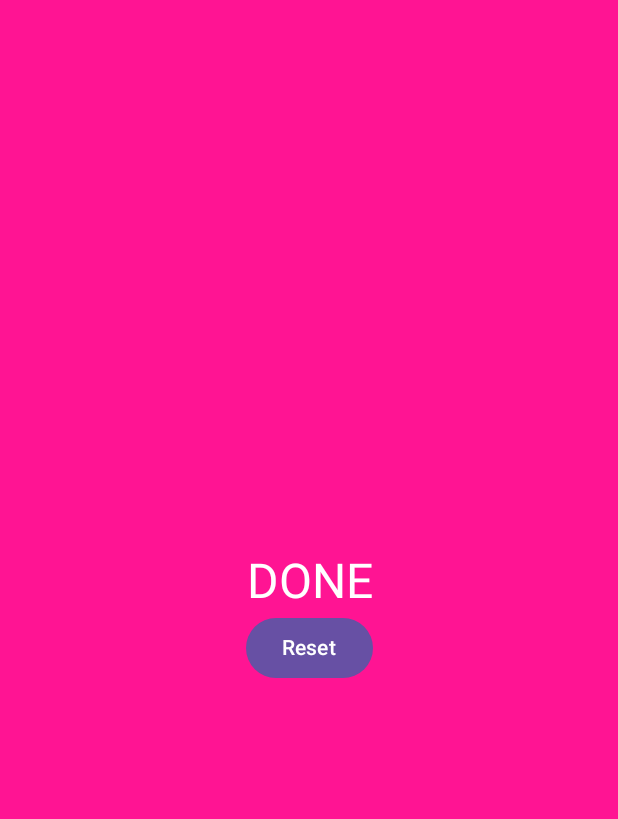
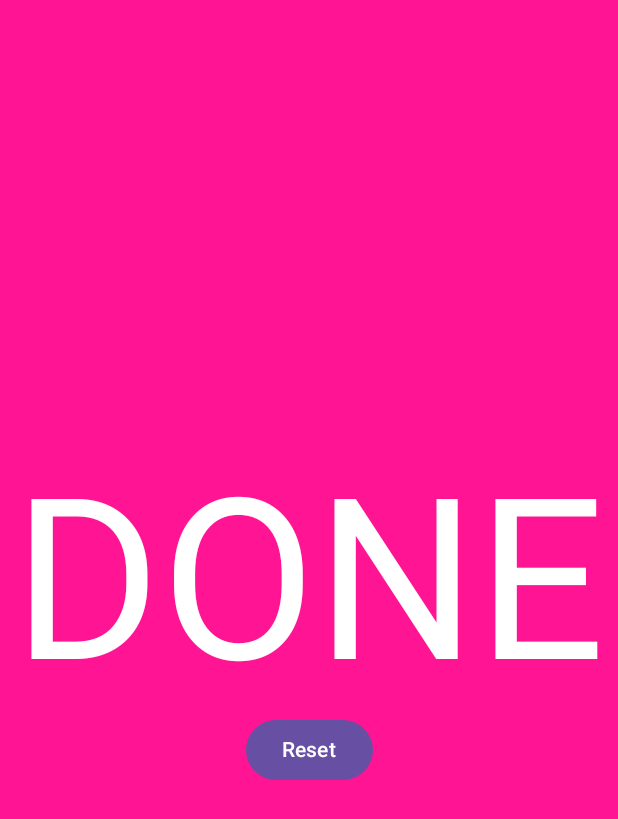
Before and after one commit to 1aksn/DJTimer, an Android app built with Jetpack Compose: the DoneScreen screen opened through its navigation route, on a phone screen of 412 x 824 dp. Shown: the top 819 px of the screen. Run offline under Robolectric (Android 15) with nearby library versions, the phone set to English and light mode, and no system bars; our stand-ins replace Dagger/Hilt's generated code.

Commit message:
フォントサイズを変更

```diff
--- a/app/src/main/java/com/example/djtimer/ui/DoneScreen.kt
+++ b/app/src/main/java/com/example/djtimer/ui/DoneScreen.kt
@@ -21,7 +21,7 @@ fun DoneScreen(navController: NavController) {
         .background(Color(0xFFFF1493))
        ,contentAlignment = Alignment.Center) {
         Column(horizontalAlignment = Alignment.CenterHorizontally) {
-            Text("DONE", fontSize = 32.sp,
+            Text("DONE", fontSize = 150.sp,
                 style = MaterialTheme.typography.headlineLarge,
                 color = Color.White)
             Button(onClick = { navController.navigate("input") }) {
```
Also changed, not shown: app/src/main/java/com/example/djtimer/ui/TimerCountScreen.kt (+5 -2 lines).
